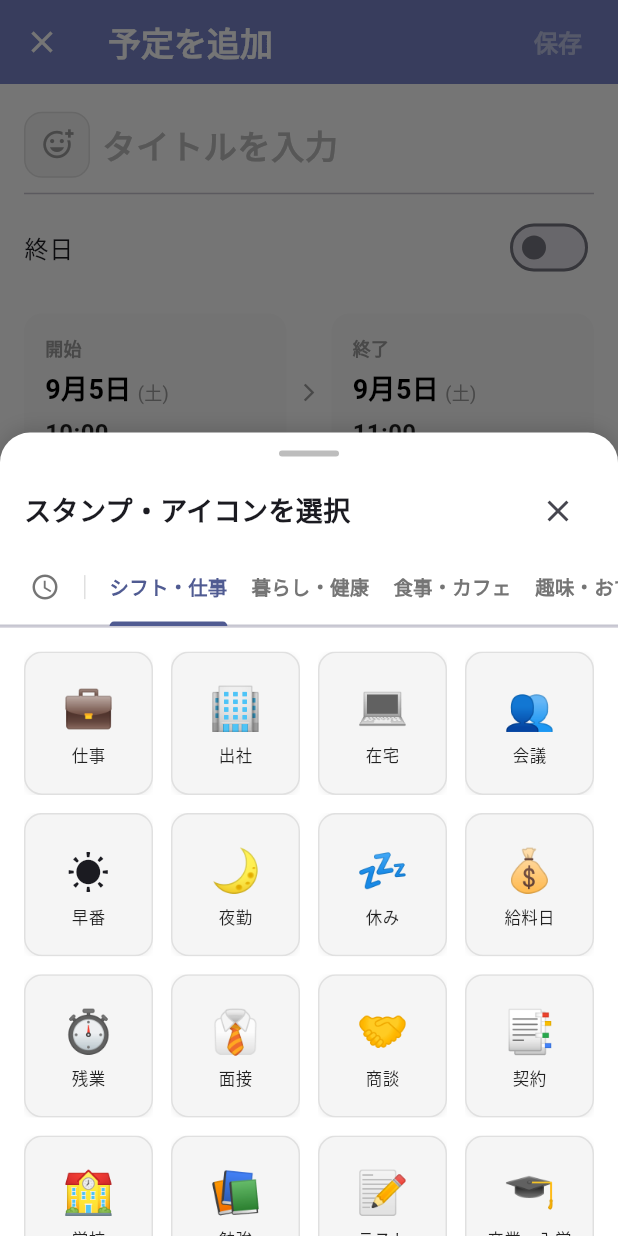
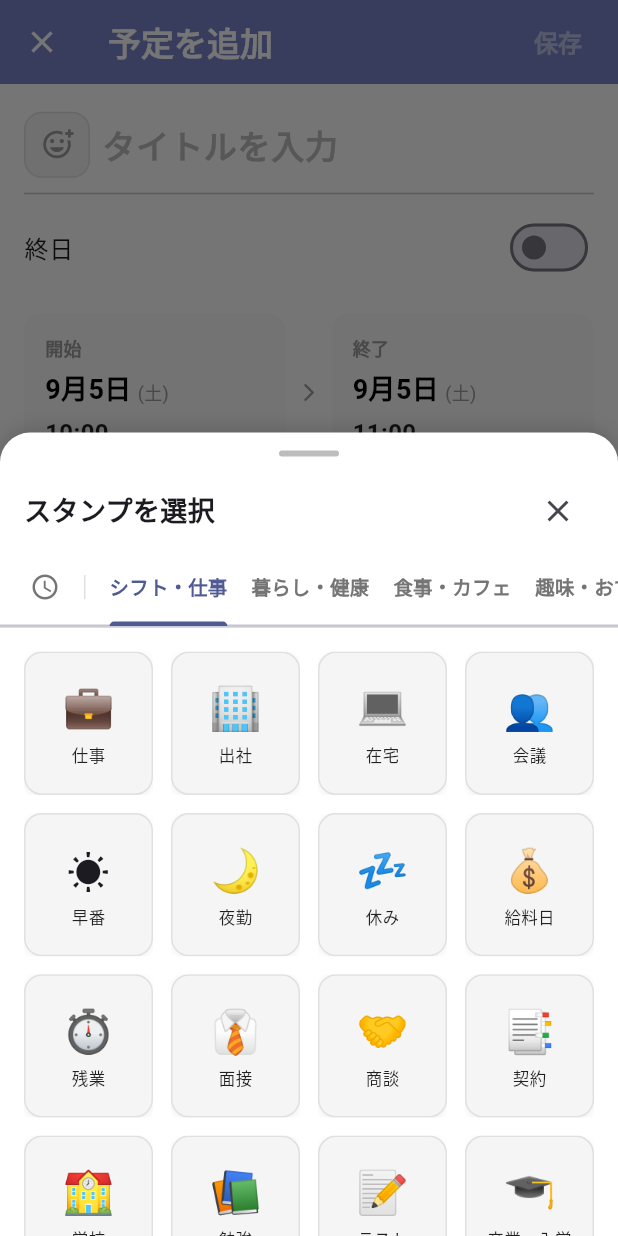
Before and after one commit to seadragoon/BirthDayCalendar, a Flutter app: the EventModal widget shown alone on an empty page, opened directly, after a tap on the "add reaction" icon, on a phone screen of 412 x 824 dp. Run offline on Flutter 3.47's test engine with Material 3 defaults, Android fonts, the phone set to English and light mode, and no system bars; our stand-ins replace file_picker, flutter_contacts, flutter_local_notifications, flutter_riverpod, share_plus, shared_preferences and 4 more; missing offline and left inert: holiday_jp; accounts and stored records are empty.

Commit message:
アイコン→スタンプに統一

```diff
--- a/lib/features/calendar/models/event_stamp.dart
+++ b/lib/features/calendar/models/event_stamp.dart
@@ -1,4 +1,4 @@
-/// 予定に付与できるスタンプ・アイコンのデータモデルおよびプリセット定義。
+/// 予定に付与できるスタンプのデータモデルおよびプリセット定義。
 class EventStamp {
   final String id;
   final String icon; // 絵文字
--- a/lib/features/calendar/widgets/event_modal.dart
+++ b/lib/features/calendar/widgets/event_modal.dart
@@ -264,7 +264,7 @@ class _EventModalState extends ConsumerState<EventModal> {
         child: Column(
           crossAxisAlignment: CrossAxisAlignment.start,
           children: [
-            // タイトル & スタンプ・アイコン選択
+            // タイトル & スタンプ選択
             Row(
               children: [
                 InkWell(
@@ -323,7 +323,7 @@ class _EventModalState extends ConsumerState<EventModal> {
                 if (_selectedIcon != null)
                   IconButton(
                     icon: const Icon(Icons.clear, size: 18, color: Colors.grey),
-                    tooltip: 'アイコンを解除',
+                    tooltip: 'スタンプを解除',
                     onPressed: () => setState(() => _selectedIcon = null),
                   ),
               ],
--- a/lib/features/calendar/widgets/stamp_picker_sheet.dart
+++ b/lib/features/calendar/widgets/stamp_picker_sheet.dart
@@ -3,9 +3,9 @@ import 'package:flutter/services.dart';
 import 'package:shared_preferences/shared_preferences.dart';
 import 'package:birthday_calendar/features/calendar/models/event_stamp.dart';
 
-/// スタンプ・アイコンを選択するためのモーダルボトムシート。
+/// スタンプを選択するためのモーダルボトムシート。
 class StampPickerSheet extends StatefulWidget {
-  /// 現在選択中のアイコン（絵文字）
+  /// 現在選択中のスタンプ（絵文字）
   final String? selectedIcon;
 
   /// 初期表示の最近使ったスタンプリスト
@@ -147,7 +147,7 @@ class _StampPickerSheetState extends State<StampPickerSheet> {
                 mainAxisAlignment: MainAxisAlignment.spaceBetween,
                 children: [
                   const Text(
-                    'スタンプ・アイコンを選択',
+                    'スタンプを選択',
                     style: TextStyle(
                       fontSize: 18,
                       fontWeight: FontWeight.bold,
```
Also changed, not shown: 1 other file.
